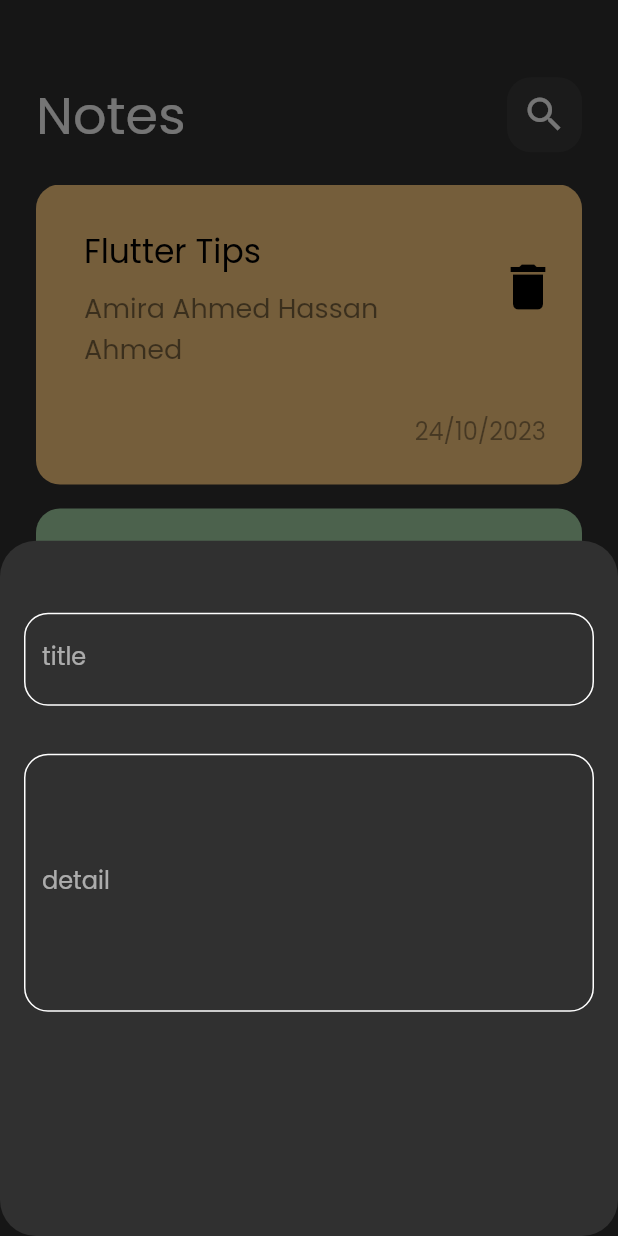
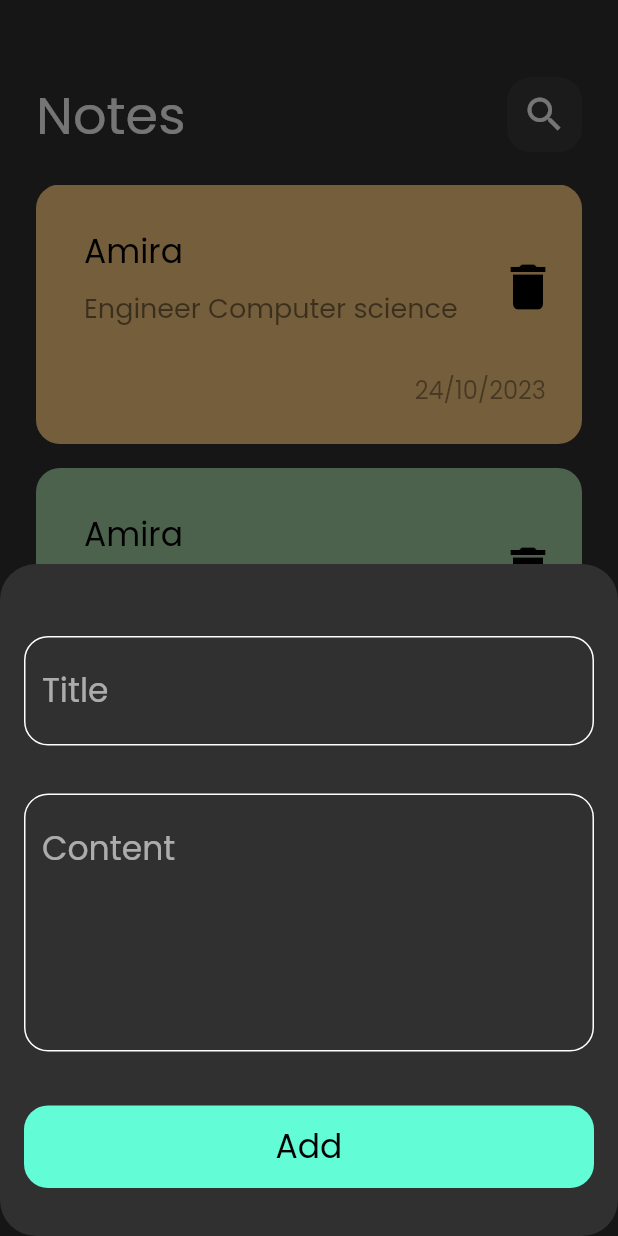
Before and after one commit to Amira-2021/note_app, a Flutter app: the screen it shows after launch, after a tap on the "add" icon, on a phone screen of 412 x 824 dp. Run offline on Flutter 3.47's test engine with Material 2 defaults, Android fonts, the phone set to English and light mode, and no system bars.

Commit message:
+ custom-button + dialog for once add note

```diff
--- a/lib/main.dart
+++ b/lib/main.dart
@@ -1,4 +1,5 @@
 import 'package:flutter/material.dart';
+import 'package:notes_app/views/constant/colors.dart';
 import 'package:notes_app/views/note_view.dart';
 
 void main() {
@@ -14,7 +15,7 @@ class NoteApp extends StatelessWidget {
         brightness: Brightness.dark,
         fontFamily: "Poppins",
         floatingActionButtonTheme:
-            FloatingActionButtonThemeData(backgroundColor: Colors.white),
+            FloatingActionButtonThemeData(backgroundColor: kPrimaryColor),
       ),
       home: NoteView(),
     );
--- /dev/null
+++ b/lib/views/constant/colors.dart
@@ -0,0 +1,3 @@
+import 'package:flutter/animation.dart';
+
+const Color kPrimaryColor = Color(0xff62FCD7);
--- /dev/null
+++ b/lib/views/widgets/custome_button.dart
@@ -0,0 +1,55 @@
+import 'package:flutter/material.dart';
+import 'package:notes_app/views/constant/colors.dart';
+
+class CustomButton extends StatelessWidget {
+  @override
+  Widget build(BuildContext context) {
+    return GestureDetector(
+      onTap: () {
+        showDialog(
+          context: context,
+          builder: (context) => Center(
+            child: Container(
+              width: 250,
+              height: 250,
+              color: Colors.white,
+              child: const Center(
+                child: Column(
+                  mainAxisAlignment: MainAxisAlignment.center,
+                  children: [
+                    Icon(
+                      Icons.check_circle,
+                      color: kPrimaryColor,
+                      size: 100,
+                    ),
+                    Padding(
+                      padding: EdgeInsets.all(10),
+                      child: Text(
+                        "Done",
+                        style: TextStyle(color: Colors.black, fontSize: 20),
+                      ),
+                    ),
+                  ],
+                ),
+              ),
+            ),
+          ),
+        );
+      },
+      child: Container(
+        width: MediaQuery.of(context).size.width,
+        height: 55,
+        decoration: BoxDecoration(
+          color: kPrimaryColor,
+          borderRadius: BorderRadius.circular(16),
+        ),
+        child: const Center(
+          child: Text(
+            "Add",
+            style: TextStyle(fontSize: 22, color: Colors.black),
+          ),
+        ),
+      ),
+    );
+  }
+}
--- a/lib/views/widgets/custome_list_item.dart
+++ b/lib/views/widgets/custome_list_item.dart
@@ -2,6 +2,7 @@ import 'package:flutter/material.dart';
 import 'package:notes_app/views/widgets/custome_note_iem.dart';
 
 class CustomeListView extends StatelessWidget {
+  // NoteModel? noteModel;
   @override
   Widget build(BuildContext context) {
     List<Color> color = [
@@ -18,6 +19,7 @@ class CustomeListView extends StatelessWidget {
         padding: EdgeInsets.zero,
         itemBuilder: (context, index) => CustomeNoteItem(
           colors: color[index],
+          // noteModel: noteModel!,
         ),
         separatorBuilder: (context, index) => Padding(
           padding: const EdgeInsets.all(8),
--- a/lib/views/widgets/custome_note_iem.dart
+++ b/lib/views/widgets/custome_note_iem.dart
@@ -2,7 +2,10 @@ import 'package:flutter/material.dart';
 
 class CustomeNoteItem extends StatelessWidget {
   Color? colors;
-  CustomeNoteItem({required this.colors});
+  // NoteModel noteModel;
+  CustomeNoteItem({
+    required this.colors,
+  });
 
   @override
   Widget build(BuildContext context) {
@@ -17,13 +20,13 @@ class CustomeNoteItem extends StatelessWidget {
         children: [
           ListTile(
             title: Text(
-              "Flutter Tips",
+              "Amira",
               style: TextStyle(fontSize: 22, color: Colors.black),
             ),
             subtitle: Padding(
               padding: const EdgeInsets.only(top: 8),
               child: Text(
-                "Amira Ahmed Hassan Ahmed",
+                "Engineer Computer science",
                 style: TextStyle(
                     fontSize: 18, color: Colors.black.withOpacity(0.5)),
               ),
@@ -50,3 +53,9 @@ class CustomeNoteItem extends StatelessWidget {
     );
   }
 }
+
+class NoteModel {
+  String title;
+  String content;
+  NoteModel({required this.title, required this.content});
+}
--- a/lib/views/widgets/custome_text_feild.dart
+++ b/lib/views/widgets/custome_text_feild.dart
@@ -1,14 +1,17 @@
 import 'package:flutter/material.dart';
+import 'package:notes_app/views/widgets/custome_note_iem.dart';
 
-class CustomeTextFeild extends StatelessWidget {
+class CustomTextFeild extends StatelessWidget {
   double height;
   String title;
   Color color;
   int lines;
-  CustomeTextFeild(
+  TextEditingController controller;
+  CustomTextFeild(
       {required this.height,
       required this.title,
       required this.color,
+      required this.controller,
       required this.lines});
   @override
   Widget build(BuildContext context) {
@@ -16,34 +19,31 @@ class CustomeTextFeild extends StatelessWidget {
       padding: const EdgeInsets.symmetric(vertical: 16),
       child: TextField(
         maxLines: lines,
+        textInputAction: TextInputAction.next,
+        cursorColor: Color(0xff62FCD7),
+        controller: controller,
+        onSubmitted: (input) {
+          input = controller.text;
+          // noteModel.title = input;
+        },
         decoration: InputDecoration(
-          label: Text(title),
-          border: OutlineInputBorder(
-            borderRadius: BorderRadius.circular(16),
-            borderSide: const BorderSide(
-              color: Colors.white,
-            ),
-          ),
-          focusedBorder: OutlineInputBorder(
-            borderRadius: BorderRadius.circular(16),
-            borderSide: const BorderSide(
-              color: Colors.white,
-            ),
-          ),
-          enabledBorder: OutlineInputBorder(
-            borderRadius: BorderRadius.circular(16),
-            borderSide: const BorderSide(
-              color: Colors.white,
-            ),
-          ),
-          disabledBorder: OutlineInputBorder(
-            borderRadius: BorderRadius.circular(16),
-            borderSide: const BorderSide(
-              color: Colors.white,
-            ),
-          ),
+          hintText: title,
+          hintStyle: TextStyle(fontSize: 22),
+          border: buildBorder(),
+          focusedBorder: buildBorder(Color(0xff62FCD7)),
+          enabledBorder: buildBorder(),
+          disabledBorder: buildBorder(),
         ),
       ),
     );
   }
 }
+
+OutlineInputBorder buildBorder([color]) {
+  return OutlineInputBorder(
+    borderRadius: BorderRadius.circular(16),
+    borderSide: BorderSide(
+      color: color ?? Colors.white,
+    ),
+  );
+}
--- a/lib/views/widgets/show_modal_widget.dart
+++ b/lib/views/widgets/show_modal_widget.dart
@@ -1,8 +1,14 @@
 import 'package:flutter/material.dart';
+import 'package:notes_app/views/widgets/custome_button.dart';
+import 'package:notes_app/views/widgets/custome_note_iem.dart';
 import 'package:notes_app/views/widgets/custome_text_feild.dart';
 import 'package:notes_app/views/widgets/text_feild.dart';
 
 class ShowModalWidget extends StatelessWidget {
+  var titleController = TextEditingController();
+  var datailController = TextEditingController();
+  // NoteModel? noteModel;
+
   @override
   Widget build(BuildContext context) {
     return Padding(
@@ -10,14 +16,28 @@ class ShowModalWidget extends StatelessWidget {
         horizontal: 16,
         vertical: 32,
       ),
-      child: Column(
-        children: [
-          CustomeTextFeild(
-              title: "title", height: 50, color: Colors.blue, lines: 1),
-          CustomeTextFeild(
-              title: "detail", height: 250, color: Colors.black, lines: 6),
-
-        ],
+      child: SingleChildScrollView(
+        child: Column(
+          children: [
+            CustomTextFeild(
+              title: "Title",
+              height: 50,
+              color: Colors.blue,
+              lines: 1,
+              controller: titleController,
+            ),
+            CustomTextFeild(
+                title: "Content",
+                height: 250,
+                color: Colors.black,
+                lines: 6,
+                controller: datailController),
+            SizedBox(
+              height: 20,
+            ),
+            CustomButton(),
+          ],
+        ),
       ),
     );
   }
```
